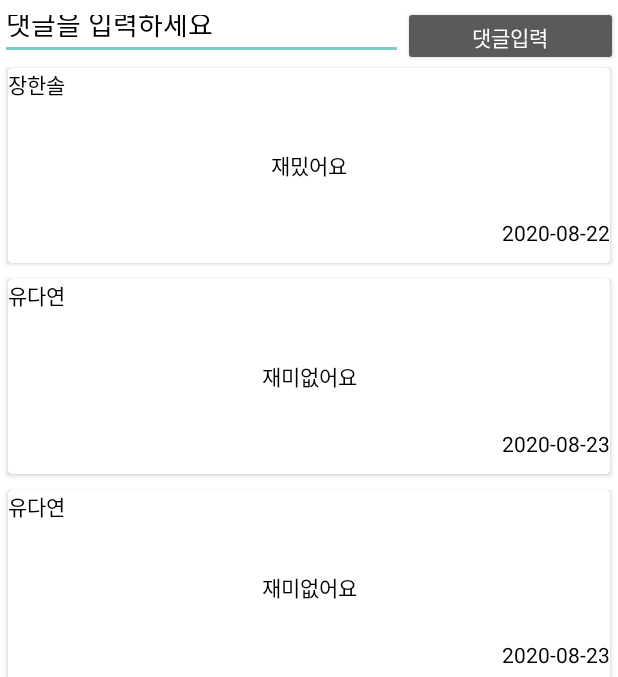
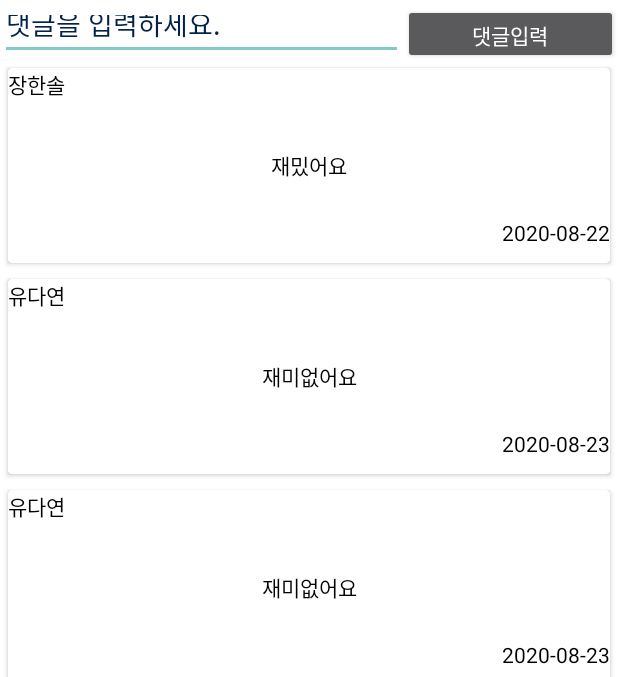
Before and after one commit to sooheekim96/Oorstory_application, an Android app: the CommentActivity screen opened directly, with no data from a screen before it, on a phone screen of 412 x 824 dp, the part 75-752 px from its top. Run offline under Robolectric (Android 15) with nearby library versions, the phone set to English and light mode, and no system bars.

Commit message:
댓글창 수정

```diff
--- a/app/src/main/res/layout/activity_comment.xml
+++ b/app/src/main/res/layout/activity_comment.xml
@@ -75,7 +75,8 @@
                 android:layout_weight="1"
                 android:ems="10"
                 android:textColor="#000"
-                android:text="댓글을 입력하세요"/>
+                android:textColorHint="#032149"
+                android:hint="댓글을 입력하세요."/>
 
             <Button
                 android:id="@+id/commentButton"
```
